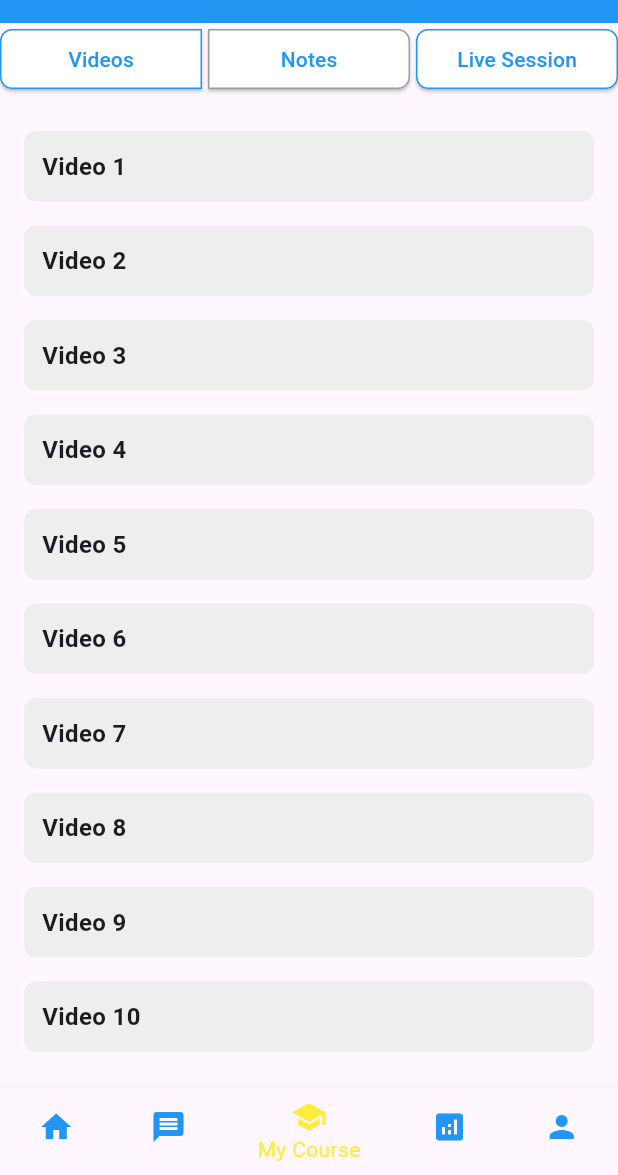
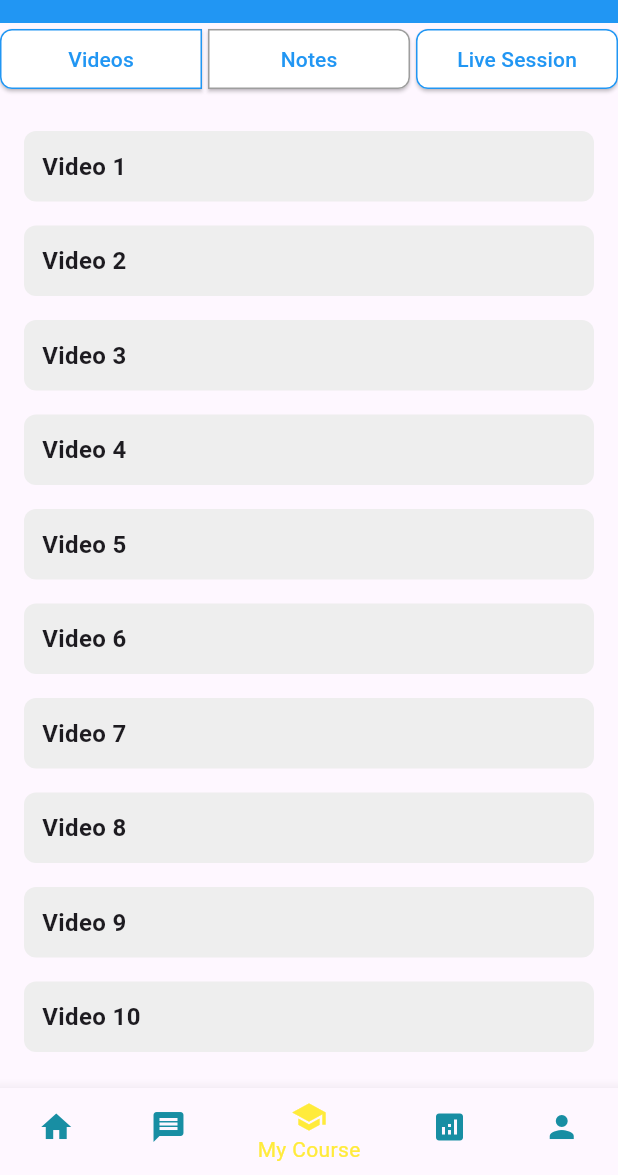
Before and after one commit to AbrishDev/exit_exam_preparation_app, a Flutter app: the HomeScreen screen opened by its route, item 3 of the bottom bar chosen, on a phone screen of 412 x 824 dp, the part 61-1236 px from its top. Run offline on Flutter 3.47's test engine with Material 3 defaults, Android fonts, the phone set to English and light mode, and no system bars; our stand-ins replace carousel_slider; network calls fail.

Commit message:
update on bottom app bar

```diff
--- a/lib/Presentation/Screens/courseScreen.dart
+++ b/lib/Presentation/Screens/courseScreen.dart
@@ -3,6 +3,7 @@ import '../Widgets/appBottomNavBar.dart';
 import '../Widgets/appDrawer.dart';
 import '../Widgets/appHeader.dart';
 import '../Widgets/videosNotesRow .dart';
+import '../../utils/navigation_helper.dart';
 
 class MyCourse extends StatefulWidget {
   @override
@@ -52,9 +53,7 @@ class _MyCourseState extends State<MyCourse> {
       ),
       bottomNavigationBar: CustomBottomNavBar(
         currentIndex: 2,
-        onTap: (index) {
-          // Handle bottom nav bar item taps
-        },
+        onTap: (index) => navigateTo(context, index),
       ),
     );
   }
--- a/lib/Presentation/Widgets/appBottomNavBar.dart
+++ b/lib/Presentation/Widgets/appBottomNavBar.dart
@@ -1,4 +1,5 @@
 import 'package:flutter/material.dart';
+import '../../utils/navigation_helper.dart';
 
 class CustomBottomNavBar extends StatelessWidget {
   final int currentIndex;
@@ -12,18 +13,12 @@ class CustomBottomNavBar extends StatelessWidget {
 
   @override
   Widget build(BuildContext context) {
-    return Theme(
-      data: Theme.of(context).copyWith(
-        // Set the color of icons
-        iconTheme: IconThemeData(color: Colors.white),
-      ),
-      child: BottomNavigationBar(
-        backgroundColor: Colors.white,
-        selectedItemColor: Colors.yellow, // Color of selected item
-        unselectedItemColor:
-            Color.fromRGBO(33, 150, 243, 1), // Color of unselected items
+    return BottomNavigationBar(
+      backgroundColor: Color.fromRGBO(33, 150, 243, 1),
+      selectedItemColor: Colors.yellow,
+      unselectedItemColor: Color.fromARGB(255, 24, 142, 163),
       currentIndex: currentIndex,
-        onTap: onTap,
+      onTap: onTap, // Call the onTap function passed from the parent
       items: const [
         BottomNavigationBarItem(
           icon: Icon(Icons.home),
@@ -46,7 +41,9 @@ class CustomBottomNavBar extends StatelessWidget {
           label: 'Profile',
         ),
       ],
-      ),
+      selectedIconTheme: IconThemeData(color: Colors.yellow),
+      unselectedIconTheme:
+          IconThemeData(color: Color.fromARGB(255, 24, 142, 163)),
     );
   }
 }
```
Also changed, not shown: lib/Presentation/Screens/homeScreen.dart (+4 -46 lines), lib/main.dart (+7 -2 lines), lib/utils/navigation_helper.dart (added, +21 -0 lines). Lines whose indentation alone changed are shown as unchanged.
